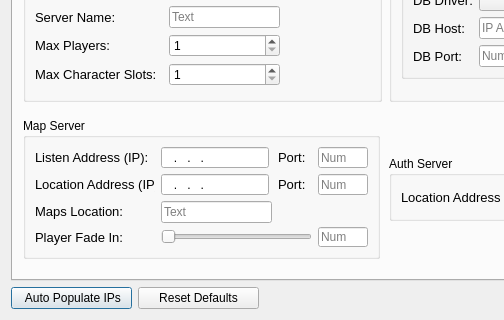
Qt form Projects/CoX/Utilities/SEGSAdmin/SettingsDialog.ui (Segs/Segs) before a commit; both pictures show x 0 to 504 and y 135 to 455 of the 853 by 455 pixel window.
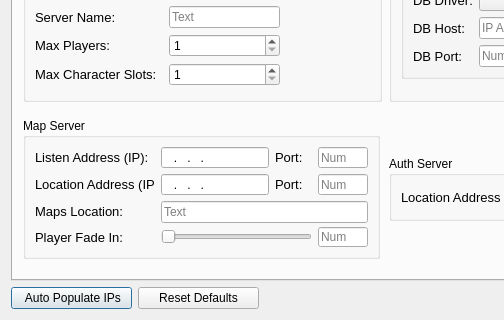
The same form after that commit. Icons and pictures are not drawn.

Commit message: Fix to retrieving player_fade_in value

Patch:
```diff
--- a/Projects/CoX/Utilities/SEGSAdmin/SettingsDialog.ui
+++ b/Projects/CoX/Utilities/SEGSAdmin/SettingsDialog.ui
@@ -591,7 +591,7 @@
             </property>
            </widget>
           </item>
-          <item row="2" column="1">
+          <item row="2" column="1" colspan="3">
            <widget class="QLineEdit" name="map_location">
             <property name="minimumSize">
              <size>
@@ -601,7 +601,7 @@
             </property>
             <property name="maximumSize">
              <size>
-              <width>111</width>
+              <width>300</width>
               <height>22</height>
              </size>
             </property>
```
The commit also changes 1 other file.
